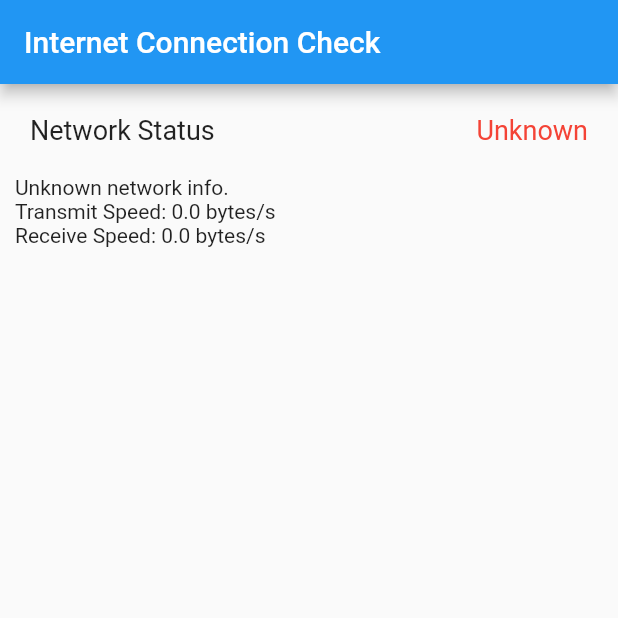
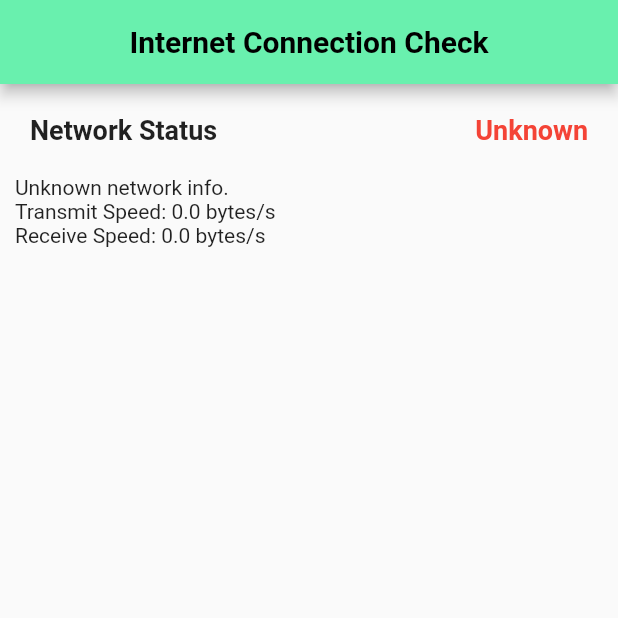
Before and after one commit to Dimmithra/Offline-Internet-Connection-Checker-, a Flutter app: the screen it shows after launch, on a phone screen of 412 x 824 dp, the top half of it. Run offline on Flutter 3.47's test engine with Material 2 defaults, Android fonts, the phone set to English and light mode, and no system bars.

Commit message:
android configration complete

```diff
--- a/lib/network_result_screen.dart
+++ b/lib/network_result_screen.dart
@@ -113,7 +113,16 @@ class _NetworkResultScreenState extends State<NetworkResultScreen> {
   Widget build(BuildContext context) {
     return Scaffold(
       appBar: AppBar(
-        title: Text('Internet Connection Check'),
+        centerTitle: true,
+        backgroundColor: Colors.greenAccent,
+        title: Text(
+          'Internet Connection Check',
+          textAlign: TextAlign.center,
+          style: TextStyle(
+            color: Colors.black,
+            fontWeight: FontWeight.bold,
+          ),
+        ),
       ),
       body: RefreshIndicator(
         onRefresh: loadData,
@@ -127,16 +136,22 @@ class _NetworkResultScreenState extends State<NetworkResultScreen> {
                 children: [
                   Text(
                     "Network Status",
-                    style: TextStyle(fontSize: 18),
+                    style: TextStyle(fontSize: 18, fontWeight: FontWeight.bold),
                   ),
                   _connectionStatus == "Connected"
                       ? Text(
                           ' $_connectionStatus',
-                          style: TextStyle(fontSize: 18, color: Colors.blue),
+                          style: TextStyle(
+                              fontSize: 18,
+                              color: Colors.blue,
+                              fontWeight: FontWeight.bold),
                         )
                       : Text(
                           ' $_connectionStatus',
-                          style: TextStyle(fontSize: 18, color: Colors.red),
+                          style: TextStyle(
+                              fontSize: 18,
+                              color: Colors.red,
+                              fontWeight: FontWeight.bold),
                         ),
                 ],
               ),
```
